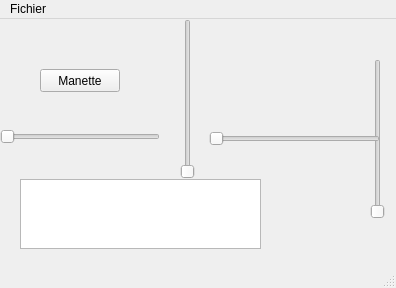
The window that Cerbere/mainwindow.ui (marbobley/Parrot_prog) describes before a commit, drawn with Qt 5.
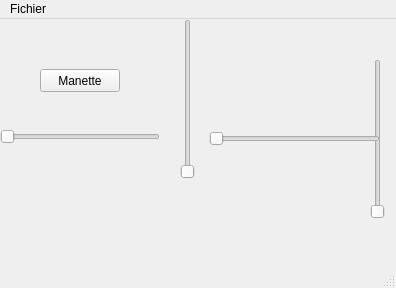
The same window after the commit.

Commit message: Sens de mouvement des axes corrigés

What changed in the file:
```diff
--- a/Cerbere/mainwindow.ui
+++ b/Cerbere/mainwindow.ui
@@ -79,16 +79,6 @@
      <enum>Qt::Horizontal</enum>
     </property>
    </widget>
-   <widget class="QTextEdit" name="textEdit">
-    <property name="geometry">
-     <rect>
-      <x>20</x>
-      <y>160</y>
-      <width>241</width>
-      <height>70</height>
-     </rect>
-    </property>
-   </widget>
   </widget>
   <widget class="QMenuBar" name="menubar">
    <property name="geometry">
```
The commit also changes 1 other file.
